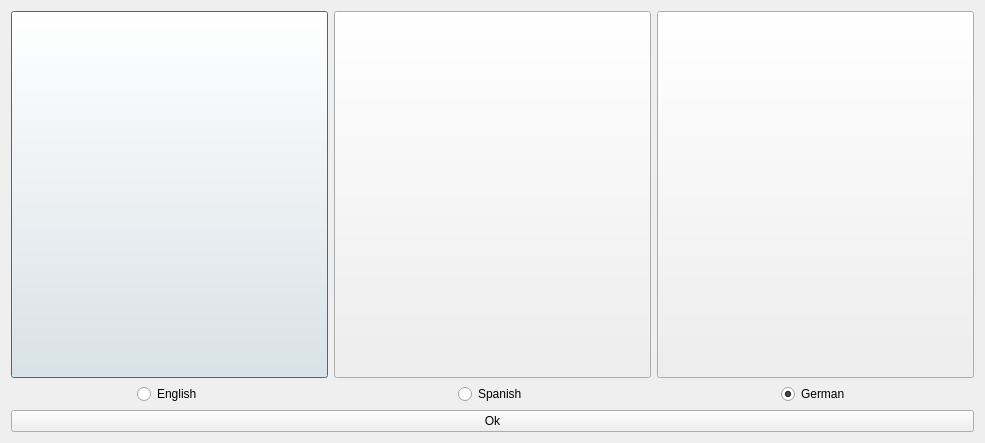
Old version of the form src/languagechooser.ui in the repository dannagle/PacketSender.
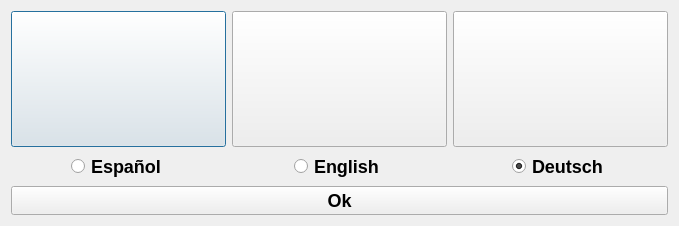
New version of the form. Icons and pictures are not drawn.

Commit message: language chooser is a little nicer

What changed in the file:
```diff
--- a/src/languagechooser.ui
+++ b/src/languagechooser.ui
@@ -6,8 +6,8 @@
    <rect>
     <x>0</x>
     <y>0</y>
-    <width>985</width>
-    <height>443</height>
+    <width>679</width>
+    <height>226</height>
    </rect>
   </property>
   <property name="windowTitle">
@@ -16,6 +16,39 @@
   <layout class="QVBoxLayout" name="verticalLayout_4">
    <item>
     <layout class="QHBoxLayout" name="horizontalLayout">
+     <item>
+      <layout class="QVBoxLayout" name="verticalLayout_2">
+       <item>
+        <widget class="QPushButton" name="spanishLabel">
+         <property name="sizePolicy">
+          <sizepolicy hsizetype="Minimum" vsizetype="Expanding">
+           <horstretch>0</horstretch>
+           <verstretch>0</verstretch>
+          </sizepolicy>
+         </property>
+         <property name="minimumSize">
+          <size>
+           <width>150</width>
+           <height>0</height>
+          </size>
+         </property>
+         <property name="styleSheet">
+          <string notr="true">image:url(:/languages/spanish-flag.png);</string>
+         </property>
+        </widget>
+       </item>
+       <item alignment="Qt::AlignHCenter">
+        <widget class="QRadioButton" name="radioSpanish">
+         <property name="styleSheet">
+          <string notr="true">font: bold;font-size: 18px;</string>
+         </property>
+         <property name="text">
+          <string>Español</string>
+         </property>
+        </widget>
+       </item>
+      </layout>
+     </item>
      <item>
       <layout class="QVBoxLayout" name="verticalLayout">
        <item>
@@ -28,7 +61,7 @@
          </property>
          <property name="minimumSize">
           <size>
-           <width>300</width>
+           <width>150</width>
            <height>0</height>
           </size>
          </property>
@@ -39,6 +72,9 @@
        </item>
        <item alignment="Qt::AlignHCenter">
         <widget class="QRadioButton" name="radioEnglish">
+         <property name="styleSheet">
+          <string notr="true">font: bold;font-size: 18px;</string>
+         </property>
          <property name="text">
           <string>English</string>
          </property>
@@ -49,36 +85,6 @@
        </item>
       </layout>
      </item>
-     <item>
-      <layout class="QVBoxLayout" name="verticalLayout_2">
-       <item>
-        <widget class="QPushButton" name="spanishLabel">
-         <property name="sizePolicy">
-          <sizepolicy hsizetype="Minimum" vsizetype="Expanding">
-           <horstretch>0</horstretch>
-           <verstretch>0</verstretch>
-          </sizepolicy>
-         </property>
-         <property name="minimumSize">
-          <size>
-           <width>300</width>
-           <height>0</height>
-          </size>
-         </property>
-         <property name="styleSheet">
-          <string notr="true">image:url(:/languages/spanish-flag.png);</string>
-         </property>
-        </widget>
-       </item>
-       <item alignment="Qt::AlignHCenter">
-        <widget class="QRadioButton" name="radioSpanish">
-         <property name="text">
-          <string>Spanish</string>
-         </property>
-        </widget>
-       </item>
-      </layout>
-     </item>
      <item>
       <layout class="QVBoxLayout" name="verticalLayout_3">
        <item>
@@ -91,7 +97,7 @@
          </property>
          <property name="minimumSize">
           <size>
-           <width>300</width>
+           <width>150</width>
            <height>0</height>
           </size>
          </property>
@@ -102,8 +108,11 @@
        </item>
        <item alignment="Qt::AlignHCenter">
         <widget class="QRadioButton" name="radioGerman">
+         <property name="styleSheet">
+          <string notr="true">font: bold;font-size: 18px;</string>
+         </property>
          <property name="text">
-          <string>German</string>
+          <string>Deutsch</string>
          </property>
          <property name="checked">
           <bool>true</bool>
@@ -118,6 +127,9 @@
     <layout class="QHBoxLayout" name="horizontalLayout_3">
      <item>
       <widget class="QPushButton" name="okButton">
+       <property name="styleSheet">
+        <string notr="true">font: bold;font-size: 18px;</string>
+       </property>
        <property name="text">
         <string>Ok</string>
        </property>
```
